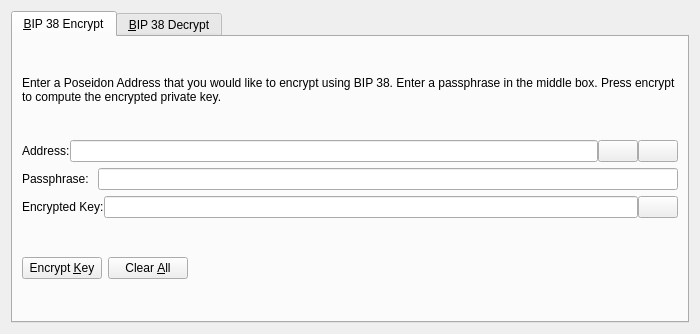
Before: the Qt Designer form src/qt/forms/bip38tooldialog.ui in poseidondev/posq, drawn with Qt 5.
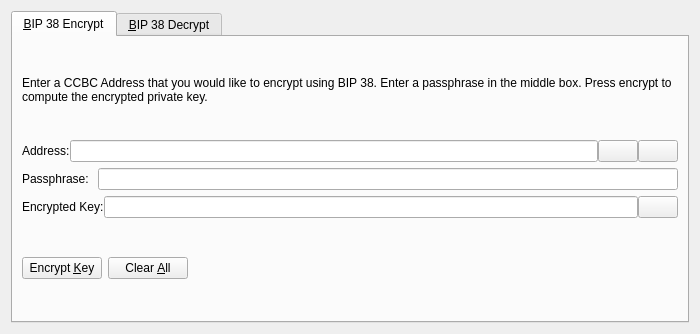
After: the same form once the commit is applied. The open tabs and pages were chosen to show the change. Icons and pictures are not drawn. Custom widgets are drawn as their Qt base class.

The edit to the form file:
```diff
--- a/src/qt/forms/bip38tooldialog.ui
+++ b/src/qt/forms/bip38tooldialog.ui
@@ -30,7 +30,7 @@
        <item>
         <widget class="QLabel" name="infoLabel_ENC">
          <property name="text">
-          <string>Enter a Poseidon Address that you would like to encrypt using BIP 38. Enter a passphrase in the middle box. Press encrypt to compute the encrypted private key.</string>
+          <string>Enter a CCBC Address that you would like to encrypt using BIP 38. Enter a passphrase in the middle box. Press encrypt to compute the encrypted private key.</string>
          </property>
          <property name="textFormat">
           <enum>Qt::PlainText</enum>
```
Left out of the diff: 24 changed lines with no effect on the pictures.
